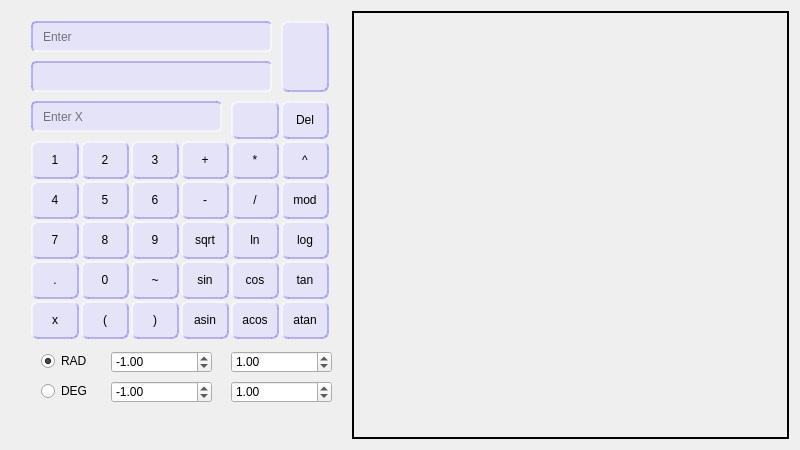
This is interface/calculator.ui in alexvnderftw/S21CalculatorCPP as Qt 5 draws it before an edit. The edited form follows.
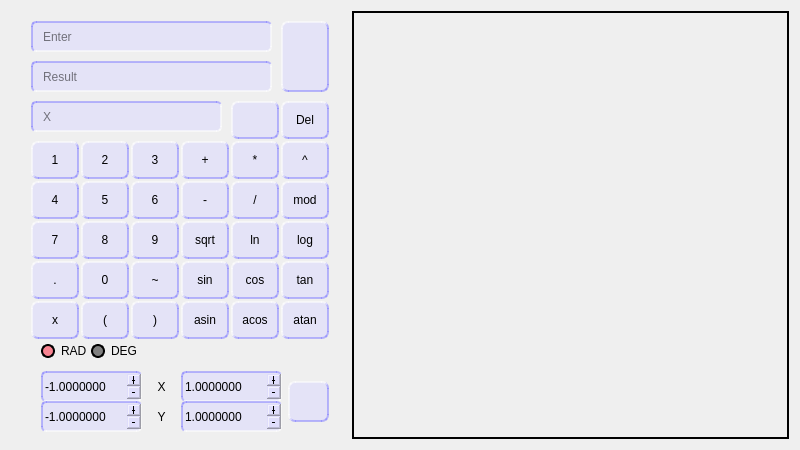
This is the edited form. Icons and pictures are not drawn. Custom widgets are drawn as their Qt base class.

```diff
--- a/interface/calculator.ui
+++ b/interface/calculator.ui
@@ -34,7 +34,8 @@
       </size>
      </property>
      <property name="styleSheet">
-      <string notr="true">QPushButton {
+      <string notr="true">
+QPushButton {
 color: black;
 border-style: outset;
 border-width: 1.5px;
@@ -57,15 +58,53 @@
 padding: 0 8px;
 background-color: rgba(218, 216, 255, 130);
 selection-background-color: rgba(130, 127, 255, 133);
-selection-color: rgba(130, 127, 255, 133);
+selection-color: black;
 }
 
-QLineEdit:focus {
-border: 2px solid #006080;
+QLineEdit::input:focus {
+/*border: 2px solid #006080;
+border-color: rgba(130, 127, 255, 133);*/
+background-color: rgba(130, 127, 255, 133);
+}
+
+QDoubleSpinBox {
+color: black;
+border: 2px solid;
+border-style: inset;
+border-radius: 5px;
 border-color: rgba(130, 127, 255, 133);
+background-color: rgba(218, 216, 255, 130);
 selection-background-color: rgba(130, 127, 255, 133);
-selection-color: rgba(130, 127, 255, 133);
-}</string>
+selection-color: black;
+}
+
+QLabel {
+color: black;
+font: 13pt &quot;Drexs&quot;;
+}
+
+QRadioButton {
+    color: black;
+    font: 13pt &quot;Drexs&quot;;
+}
+
+QRadioButton::indicator {
+    width:                  10px;
+    height:                 10px;
+    border-radius:          7px;
+}
+
+QRadioButton::indicator:checked {
+    background-color:       rgba(255, 48, 74, 143);
+    border:                 2px solid black;
+}
+
+QRadioButton::indicator:unchecked {
+    background-color:       grey;
+    border:                 2px solid black;
+}
+
+</string>
      </property>
      <widget class="QLineEdit" name="lineEditExpression">
       <property name="geometry">
@@ -98,6 +137,9 @@
       <property name="readOnly">
        <bool>true</bool>
       </property>
+      <property name="placeholderText">
+       <string>Result</string>
+      </property>
      </widget>
      <widget class="QLineEdit" name="lineEditX">
       <property name="geometry">
@@ -108,8 +150,14 @@
         <height>31</height>
        </rect>
       </property>
+      <property name="inputMethodHints">
+       <set>Qt::ImhNone</set>
+      </property>
+      <property name="inputMask">
+       <string/>
+      </property>
       <property name="placeholderText">
-       <string>Enter X</string>
+       <string>X</string>
       </property>
      </widget>
      <widget class="QPushButton" name="pushButton1">
@@ -961,7 +1009,7 @@
       <property name="geometry">
        <rect>
         <x>30</x>
-        <y>340</y>
+        <y>330</y>
         <width>51</width>
         <height>20</height>
        </rect>
@@ -976,8 +1024,8 @@
      <widget class="QRadioButton" name="radioButtonDeg">
       <property name="geometry">
        <rect>
-        <x>30</x>
-        <y>370</y>
+        <x>80</x>
+        <y>330</y>
         <width>51</width>
         <height>20</height>
        </rect>
@@ -989,14 +1037,23 @@
      <widget class="QDoubleSpinBox" name="doubleSpinBoxMinX">
       <property name="geometry">
        <rect>
-        <x>100</x>
-        <y>340</y>
+        <x>30</x>
+        <y>360</y>
         <width>101</width>
-        <height>22</height>
+        <height>31</height>
        </rect>
       </property>
+      <property name="inputMethodHints">
+       <set>Qt::ImhDigitsOnly|Qt::ImhFormattedNumbersOnly</set>
+      </property>
+      <property name="wrapping">
+       <bool>false</bool>
+      </property>
+      <property name="buttonSymbols">
+       <enum>QAbstractSpinBox::PlusMinus</enum>
+      </property>
       <property name="decimals">
-       <number>2</number>
+       <number>7</number>
       </property>
       <property name="minimum">
        <double>-1000000.000000000000000</double>
@@ -1014,14 +1071,26 @@
      <widget class="QDoubleSpinBox" name="doubleSpinBoxMinY">
       <property name="geometry">
        <rect>
-        <x>100</x>
-        <y>370</y>
+        <x>30</x>
+        <y>390</y>
         <width>101</width>
-        <height>22</height>
+        <height>31</height>
        </rect>
       </property>
+      <property name="inputMethodHints">
+       <set>Qt::ImhDigitsOnly|Qt::ImhFormattedNumbersOnly</set>
+      </property>
+      <property name="frame">
+       <bool>true</bool>
+      </property>
+      <property name="buttonSymbols">
+       <enum>QAbstractSpinBox::PlusMinus</enum>
+      </property>
+      <property name="correctionMode">
+       <enum>QAbstractSpinBox::CorrectToPreviousValue</enum>
+      </property>
       <property name="decimals">
-       <number>2</number>
+       <number>7</number>
       </property>
       <property name="minimum">
        <double>-1000000.000000000000000</double>
@@ -1039,17 +1108,23 @@
      <widget class="QDoubleSpinBox" name="doubleSpinBoxMaxX">
       <property name="geometry">
        <rect>
-        <x>220</x>
-        <y>340</y>
+        <x>170</x>
+        <y>360</y>
         <width>101</width>
-        <height>22</height>
+        <height>31</height>
        </rect>
       </property>
+      <property name="inputMethodHints">
+       <set>Qt::ImhDigitsOnly|Qt::ImhFormattedNumbersOnly</set>
+      </property>
+      <property name="buttonSymbols">
+       <enum>QAbstractSpinBox::PlusMinus</enum>
+      </property>
       <property name="showGroupSeparator" stdset="0">
        <bool>false</bool>
       </property>
       <property name="decimals">
-       <number>2</number>
+       <number>7</number>
       </property>
       <property name="minimum">
        <double>-1000000.000000000000000</double>
@@ -1067,14 +1142,20 @@
      <widget class="QDoubleSpinBox" name="doubleSpinBoxMaxY">
       <property name="geometry">
        <rect>
-        <x>220</x>
-        <y>370</y>
+        <x>170</x>
+        <y>390</y>
         <width>101</width>
-        <height>22</height>
+        <height>31</height>
        </rect>
       </property>
+      <property name="inputMethodHints">
+       <set>Qt::ImhDigitsOnly|Qt::ImhFormattedNumbersOnly</set>
+      </property>
+      <property name="buttonSymbols">
+       <enum>QAbstractSpinBox::PlusMinus</enum>
+      </property>
       <property name="decimals">
-       <number>2</number>
+       <number>7</number>
       </property>
       <property name="minimum">
        <double>-1000000.000000000000000</double>
@@ -1089,6 +1170,67 @@
        <double>1.000000000000000</double>
       </property>
      </widget>
+     <widget class="QPushButton" name="pushButtonPlot">
+      <property name="geometry">
+       <rect>
+        <x>277</x>
+        <y>370</y>
+        <width>41</width>
+        <height>41</height>
+       </rect>
+      </property>
+      <property name="sizePolicy">
+       <sizepolicy hsizetype="Fixed" vsizetype="Fixed">
+        <horstretch>0</horstretch>
+        <verstretch>0</verstretch>
+       </sizepolicy>
+      </property>
+      <property name="minimumSize">
+       <size>
+        <width>30</width>
+        <height>30</height>
+       </size>
+      </property>
+      <property name="text">
+       <string/>
+      </property>
+      <property name="icon">
+       <iconset resource="../misc/resource.qrc">
+        <normaloff>:/icons/start_FILL0_wght400_GRAD0_opsz24.svg</normaloff>:/icons/start_FILL0_wght400_GRAD0_opsz24.svg</iconset>
+      </property>
+     </widget>
+     <widget class="QLabel" name="labelX">
+      <property name="geometry">
+       <rect>
+        <x>140</x>
+        <y>360</y>
+        <width>21</width>
+        <height>31</height>
+       </rect>
+      </property>
+      <property name="text">
+       <string>X</string>
+      </property>
+      <property name="alignment">
+       <set>Qt::AlignCenter</set>
+      </property>
+     </widget>
+     <widget class="QLabel" name="labelY">
+      <property name="geometry">
+       <rect>
+        <x>140</x>
+        <y>390</y>
+        <width>21</width>
+        <height>31</height>
+       </rect>
+      </property>
+      <property name="text">
+       <string>Y</string>
+      </property>
+      <property name="alignment">
+       <set>Qt::AlignCenter</set>
+      </property>
+     </widget>
     </widget>
    </item>
    <item row="0" column="1">
```
